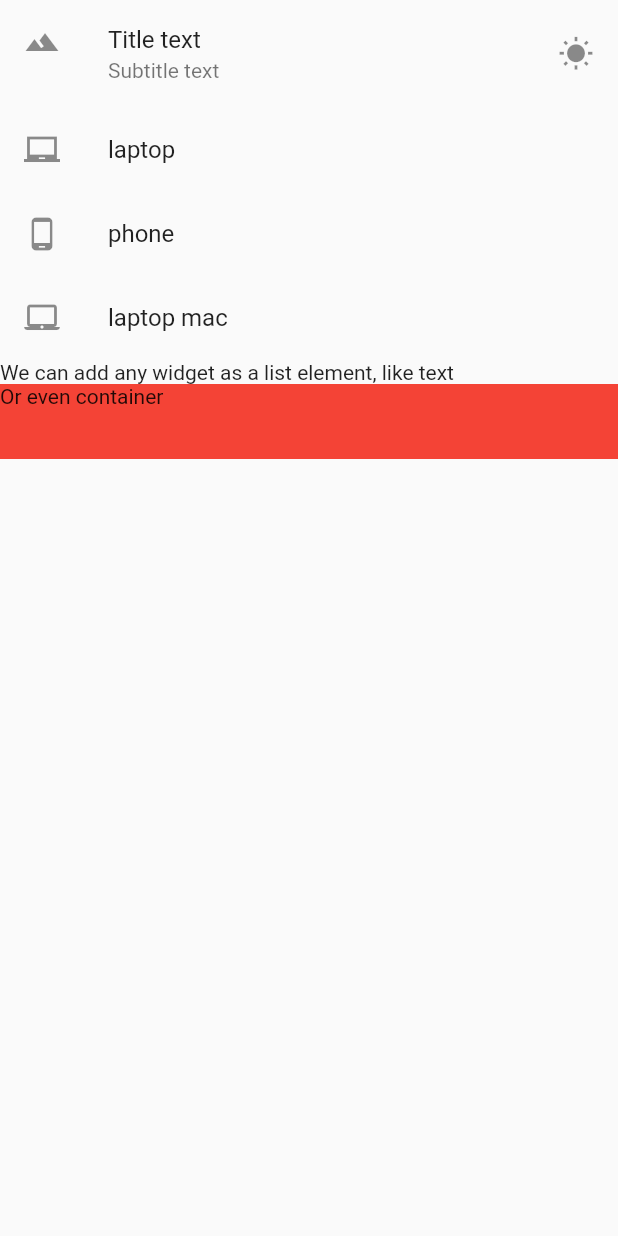
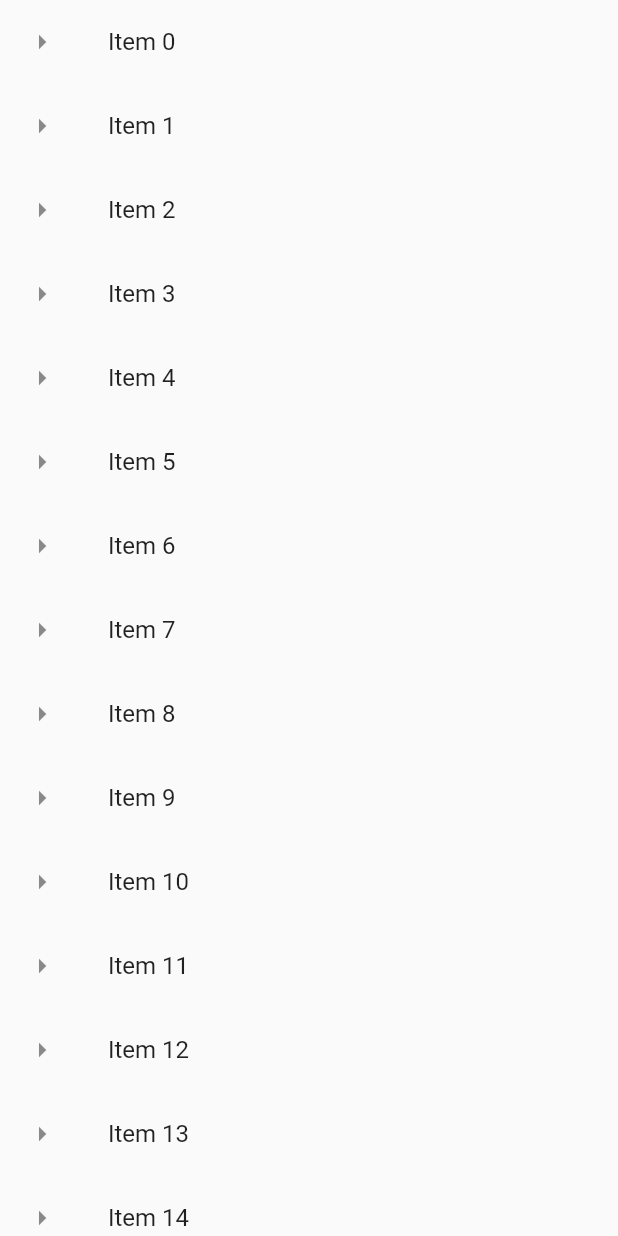
Before and after one commit to maciejrek/DartWorkshop, a Flutter app: what getListView() shows on an empty page, opened directly, on a phone screen of 412 x 824 dp. Run offline on Flutter 3.47's test engine with Material 2 defaults, Android fonts, the phone set to English and light mode, and no system bars.

Commit message:
Long list

```diff
--- a/02-flutter-basics/hello_world/lib/main.dart
+++ b/02-flutter-basics/hello_world/lib/main.dart
@@ -2,42 +2,29 @@ import 'package:flutter/material.dart';
 
 import 'app_screens/home.dart';
 
+void main() => runApp(MaterialApp(
+      title: "Exploring UI widgets",
+      home: Scaffold(
+        appBar: AppBar(title: Text("Long list")),
+        body: getListView()
+      ),
+    ));
 
-void main() => runApp(MaterialApp(
-  title:"Exploring UI widgets",
-  home: Scaffold(
-    appBar:AppBar(title:Text("Basic list view - meant only for few list items")),
-    body:getListView(),
-  ),
-));
+List<String> getListElements() =>
+    List<String>.generate(1000, (counter) => "Item $counter");
 
+Widget getListView() {
+  var listItems = getListElements();
 
-Widget getListView(){
-  var listView = ListView(
-    children: <Widget>[
-      ListTile(
-        leading:Icon(Icons.landscape),
-        title: Text("Title text"),
-        subtitle:Text("Subtitle text"),
-        trailing: Icon(Icons.wb_sunny),
-        onTap:()=>debugPrint("Text"),
+  var listView = ListView.builder(
+    itemBuilder: (context, index) => ListTile(
+      leading: Icon(Icons.arrow_right),
+      title: Text(listItems[index]),
+      onTap: () => debugPrint('${listItems[index]} was tapped')
 
       ),
-      ListTile(
-        leading:Icon(Icons.laptop_chromebook),
-        title: Text("laptop"),
-      ),
-      ListTile(
-        leading:Icon(Icons.phone_android),
-        title: Text("phone"),
-      ),
-      ListTile(
-        leading:Icon(Icons.laptop_mac),
-        title: Text("laptop mac"),
-      ),
-      Text("We can add any widget as a list element, like text"),
-      Container(color:Colors.red,height:50.0,child:Text("Or even container"))
-    ],
   );
   return listView;
 }
+
+// Long list are memory efficient, cause they load only items that we can actually see
```
